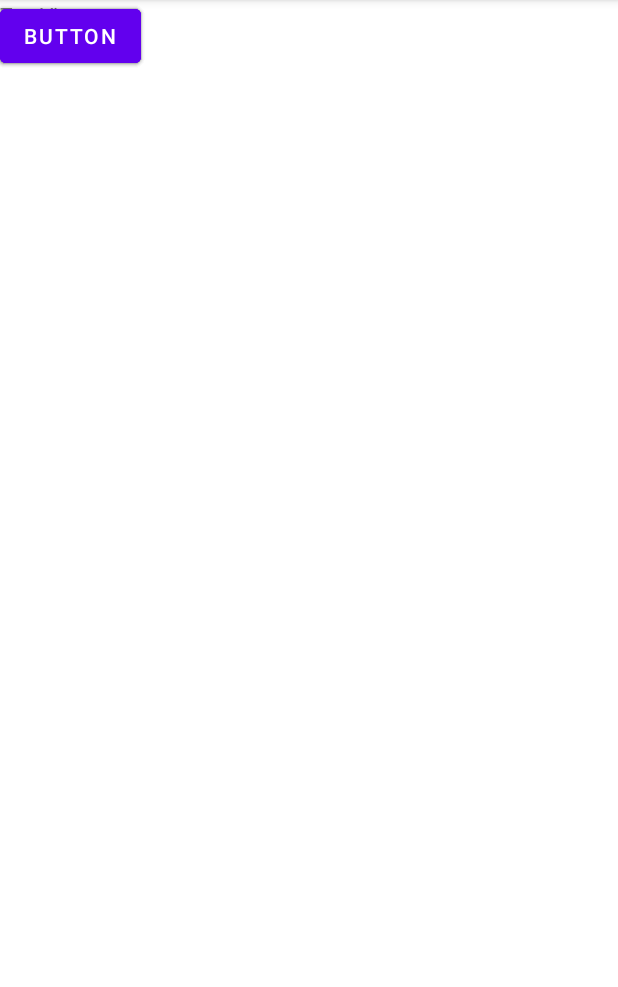
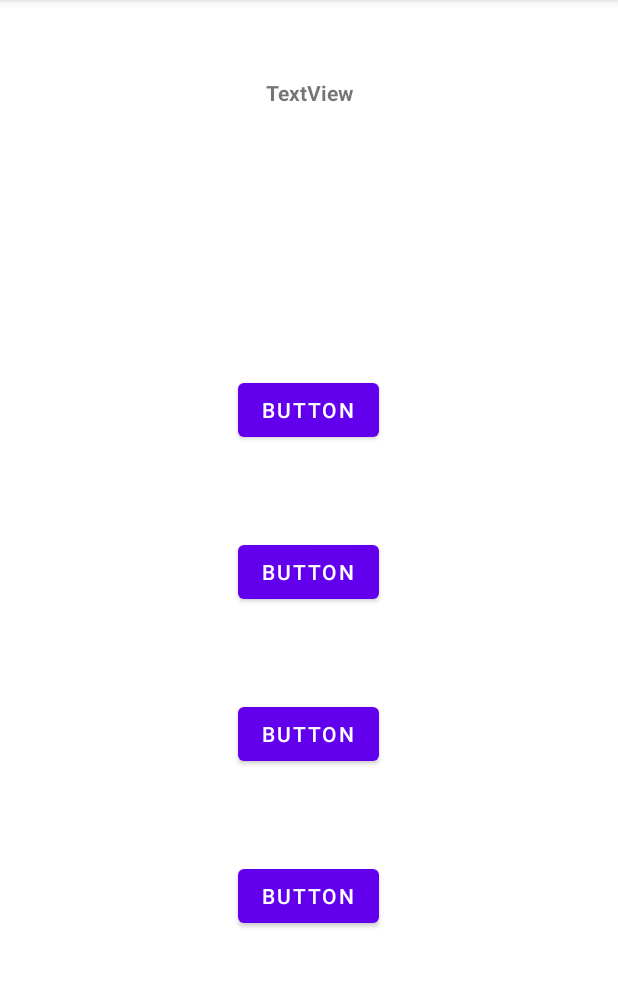
Before and after one commit to cacaoMath/Smombie, an Android app: the MeasurementActivity screen opened directly, with no data from a screen before it, on a phone screen of 412 x 824 dp, the part 84-1071 px from its top. Run offline under Robolectric (Android 15) with nearby library versions, the phone set to English and light mode, and no system bars; libraries missing offline, so code that uses them is left out: com.opencsv, com.opencsv.bean; 2 statements that could not run were skipped.

Commit message:
mod : csvをopenCSVで読む処理の修正 add : 計測画面のボタン追加

```diff
--- a/app/src/main/java/com/example/smombie/MeasurementActivity.kt
+++ b/app/src/main/java/com/example/smombie/MeasurementActivity.kt
@@ -6,30 +6,30 @@ import android.util.Log
 import com.opencsv.CSVIterator
 import com.opencsv.CSVReader
 import com.opencsv.bean.CsvToBeanBuilder
-import java.io.BufferedReader
-import java.io.FileReader
-import java.io.InputStreamReader
-import java.io.StringReader
+import java.io.*
 
 class MeasurementActivity : AppCompatActivity() {
     private val TAG = this::class.java.simpleName
-    private val questionList = questionReader()
+    private lateinit var questionList : MutableList<Question>   //出題する問題のリスト
 
     override fun onCreate(savedInstanceState: Bundle?) {
         super.onCreate(savedInstanceState)
         setContentView(R.layout.activity_measurement)
+
+        questionList = questionReader(getAssets().open("test.csv"))
+
         Log.d(TAG,Metadata.getLabel()+"2")
 
-        Log.d(TAG, "" +questionReader())
+        Log.d(TAG, "" + questionList)
     }
 
-    fun questionReader():MutableList<Question>{
+    //csvから問題を読み取り，リストにする
+    private fun questionReader(fileName : InputStream):MutableList<Question>{
         var questionList = mutableListOf<Question>()
         try{
-                val csvStream = BufferedReader(InputStreamReader(getAssets().open("test.csv")))
+            val csvStream = BufferedReader(InputStreamReader(fileName))
             val beanList = CsvToBeanBuilder<Question>(csvStream)
                 .withType(Question::class.java)
-                    .withIgnoreLeadingWhiteSpace(true)
                 .build()
                 .parse()
 
@@ -37,7 +37,7 @@ class MeasurementActivity : AppCompatActivity() {
                 questionList.add(q)
             }
         }catch(e :Exception){
-                Log.d(TAG,"e.toString()")
+            Log.d(TAG,"ファイルがないよ！！")
         }
         return questionList
     }
--- a/app/src/main/res/layout/activity_measurement.xml
+++ b/app/src/main/res/layout/activity_measurement.xml
@@ -7,42 +7,59 @@
     tools:context=".MeasurementActivity">
 
     <Button
-        android:id="@+id/button"
+        android:id="@+id/button1"
         android:layout_width="wrap_content"
         android:layout_height="wrap_content"
+        android:layout_marginTop="88dp"
         android:text="Button"
-        tools:layout_editor_absoluteX="150dp"
-        tools:layout_editor_absoluteY="319dp" />
+        app:layout_constraintEnd_toEndOf="parent"
+        app:layout_constraintHorizontal_bias="0.498"
+        app:layout_constraintStart_toStartOf="parent"
+        app:layout_constraintTop_toBottomOf="@+id/textView2" />
 
     <Button
         android:id="@+id/button2"
         android:layout_width="wrap_content"
         android:layout_height="wrap_content"
+        android:layout_marginTop="60dp"
         android:text="Button"
-        tools:layout_editor_absoluteX="143dp"
-        tools:layout_editor_absoluteY="468dp" />
+        app:layout_constraintEnd_toEndOf="parent"
+        app:layout_constraintHorizontal_bias="0.498"
+        app:layout_constraintStart_toStartOf="parent"
+        app:layout_constraintTop_toBottomOf="@+id/button1" />
 
     <Button
         android:id="@+id/button3"
         android:layout_width="wrap_content"
         android:layout_height="wrap_content"
+        android:layout_marginTop="60dp"
         android:text="Button"
-        tools:layout_editor_absoluteX="150dp"
-        tools:layout_editor_absoluteY="551dp" />
+        app:layout_constraintEnd_toEndOf="parent"
+        app:layout_constraintHorizontal_bias="0.498"
+        app:layout_constraintStart_toStartOf="parent"
+        app:layout_constraintTop_toBottomOf="@+id/button2" />
 
     <Button
         android:id="@+id/button4"
         android:layout_width="wrap_content"
         android:layout_height="wrap_content"
+        android:layout_marginTop="60dp"
         android:text="Button"
-        tools:layout_editor_absoluteX="150dp"
-        tools:layout_editor_absoluteY="643dp" />
+        app:layout_constraintEnd_toEndOf="parent"
+        app:layout_constraintHorizontal_bias="0.498"
+        app:layout_constraintStart_toStartOf="parent"
+        app:layout_constraintTop_toBottomOf="@+id/button3" />
 
     <TextView
         android:id="@+id/textView2"
-        android:layout_width="wrap_content"
-        android:layout_height="wrap_content"
+        android:layout_width="306dp"
+        android:layout_height="109dp"
+        android:layout_marginTop="52dp"
         android:text="TextView"
-        tools:layout_editor_absoluteX="176dp"
-        tools:layout_editor_absoluteY="141dp" />
+        android:textAlignment="center"
+        android:textStyle="bold"
+        app:layout_constraintEnd_toEndOf="parent"
+        app:layout_constraintHorizontal_bias="0.5"
+        app:layout_constraintStart_toStartOf="parent"
+        app:layout_constraintTop_toTopOf="parent" />
 </androidx.constraintlayout.widget.ConstraintLayout>
```
Lines whose indentation alone changed are shown as unchanged.
